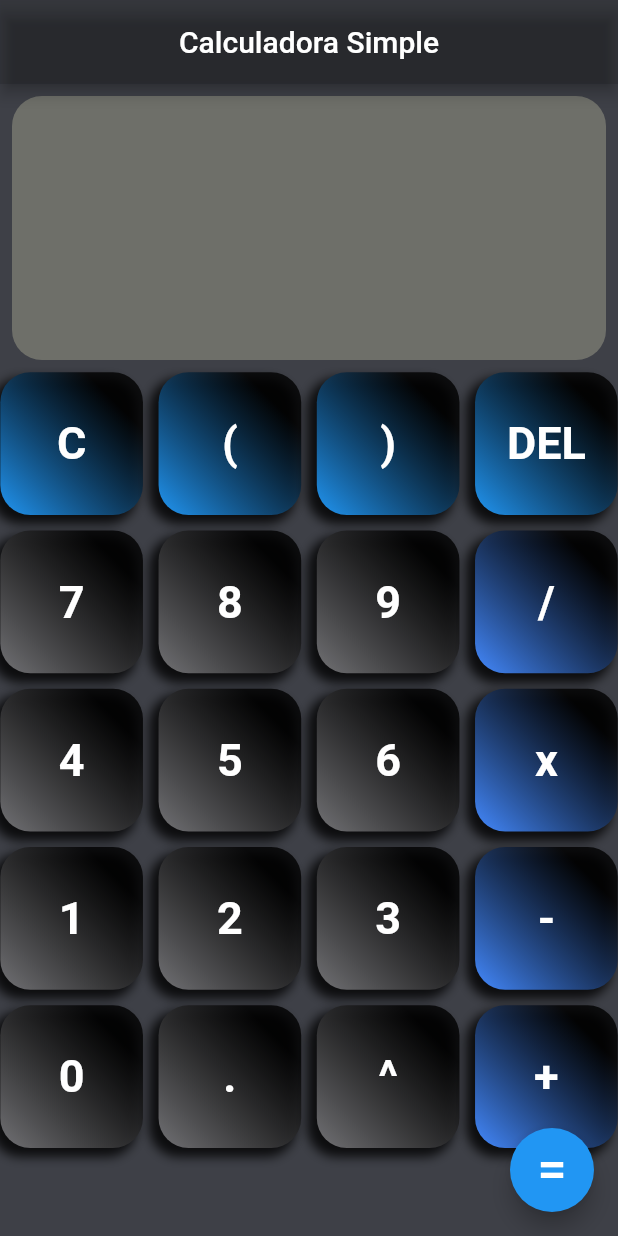
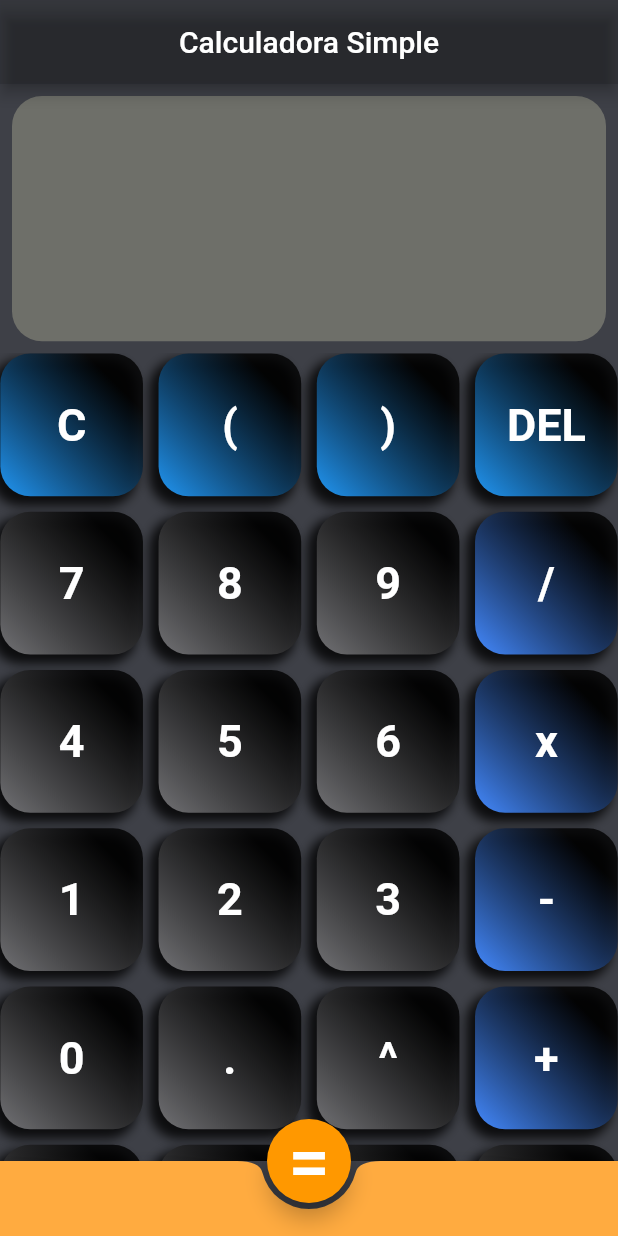
Before and after one commit to JoseLuisGit/calculator_tree, a Flutter app: the screen it shows after launch, on a phone screen of 412 x 824 dp. Run offline on Flutter 3.47's test engine with Material 2 defaults, Android fonts, the phone set to English and light mode, and no system bars.

Commit message:
evaluate log, ln, sen, cos more design floatin button equal

```diff
--- a/lib/consts/characters.dart
+++ b/lib/consts/characters.dart
@@ -1,4 +1,4 @@
 class Character {
   static const space = '\t';
-  static const operators = ')+-*/%^V(csli';
+  static const operators = ')+-x/^V(csli';
 }
--- a/lib/pages/calculator_page.dart
+++ b/lib/pages/calculator_page.dart
@@ -31,6 +31,10 @@ class CalculatorPage extends StatelessWidget {
       '.',
       '^',
       '+',
+      'cos(',
+      'sen(',
+      'ln(',
+      'log('
     ];
 
     final expression = Provider.of<Expression>(context);
@@ -41,12 +45,23 @@ class CalculatorPage extends StatelessWidget {
 
     ScrollController _scrollController = ScrollController();
     return Scaffold(
+        bottomNavigationBar: BottomAppBar(
+          shape: CircularNotchedRectangle(),
+          child: Container(
+            height: 50.0,
+          ),
+          color: Colors.orangeAccent,
+        ),
+        floatingActionButtonLocation: FloatingActionButtonLocation.centerDocked,
         floatingActionButton: FloatingActionButton(
+          backgroundColor: Colors.orange,
           child: Text(
             '=',
-            style: TextStyle(color: Colors.white, fontSize: 35.0),
+            style: TextStyle(color: Colors.white, fontSize: 50.0),
           ),
-          onPressed: () {},
+          onPressed: () {
+            expression.evaluate();
+          },
         ),
         appBar: AppBar(
           centerTitle: true,
@@ -58,24 +73,42 @@ class CalculatorPage extends StatelessWidget {
           builder: (context, orientation) => Column(
             children: [
               Expanded(
-                flex: orientation == Orientation.portrait ? 1 : 2,
+                flex: orientation == Orientation.portrait ? 1 : 3,
                 child: Padding(
                   padding: const EdgeInsets.all(8.0),
                   child: Container(
                     decoration: BoxDecoration(
                         color: Color.fromRGBO(110, 111, 105, 1.0),
                         borderRadius: BorderRadius.all(Radius.circular(20.0))),
-                    child: Container(
-                      padding: EdgeInsets.all(20),
+                    child: Column(
+                      children: [
+                        Container(
+                          padding: EdgeInsets.all(15),
                           alignment: Alignment.centerRight,
                           child: SingleChildScrollView(
                             controller: _scrollController,
                             scrollDirection: Axis.horizontal,
                             child: Text(
                               expression.expression,
-                          style: TextStyle(fontSize: 40, fontFamily: 'DsDigit'),
+                              style: TextStyle(
+                                  fontSize: 40, fontFamily: 'DsDigit'),
                             ),
                           ),
+                        ),
+                        Container(
+                          alignment: Alignment.centerLeft,
+                          child: SingleChildScrollView(
+                            scrollDirection: Axis.horizontal,
+                            child: Text(
+                              expression.result,
+                              style: TextStyle(
+                                  fontSize: 45,
+                                  color: Colors.white,
+                                  fontFamily: 'DsDigit'),
+                            ),
+                          ),
+                        ),
+                      ],
                     ),
                   ),
                 ),
--- a/lib/provider/expression.dart
+++ b/lib/provider/expression.dart
@@ -1,10 +1,14 @@
 import 'package:flutter/material.dart';
+
+import 'package:calculator/models/expression_tree.dart';
 
 class Expression with ChangeNotifier {
   String expression = '';
-
+  String result = '';
+  bool error = false;
   clearExpression() {
     this.expression = '';
+    this.result = '';
     notifyListeners();
   }
 
@@ -20,4 +24,12 @@ class Expression with ChangeNotifier {
       notifyListeners();
     }
   }
+
+  evaluate() {
+    ExpressionTree expressionTree = ExpressionTree();
+
+    expressionTree.buildTree(this.expression);
+    this.result = expressionTree.evaluate().toString();
+    notifyListeners();
+  }
 }
```
Also changed, not shown: lib/models/expression_tree.dart (+30 -2 lines). Lines whose indentation alone changed are shown as unchanged.
